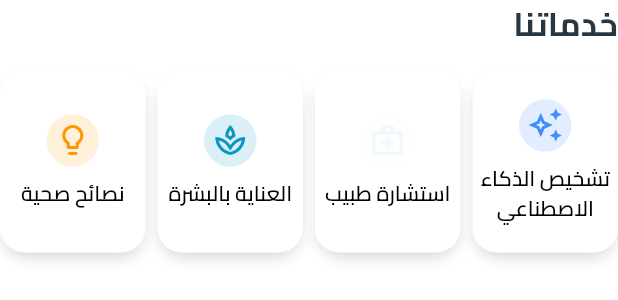
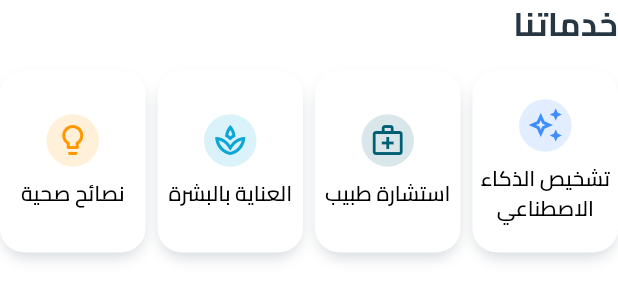
Before and after one commit to AbdulrhmanM0hamed/derma_ai, a Flutter app: the HomeFeaturesSection widget shown alone on an empty page, opened directly, on a phone screen of 412 x 824 dp. Shown: the top 300 px of the screen. Run offline on Flutter 3.47's test engine with Material 3 defaults, Android fonts, the phone set to English and light mode, and no system bars; drawn by our look-alikes of flutter_animate; our stand-ins replace another_flushbar, cached_network_image, camera, flutter_svg, image_picker, permission_handler and 1 more; missing offline and left inert: circle_bottom_navigation; network calls fail.

Commit message:
change color

```diff
--- a/lib/features/home/presentation/widgets/home_features_section.dart
+++ b/lib/features/home/presentation/widgets/home_features_section.dart
@@ -30,7 +30,7 @@ class HomeFeaturesSection extends StatelessWidget {
       {
         'title': AppLocalizations.of(context)!.doctorConsultation,
         'icon': Icons.medical_services_outlined,
-        'color': AppColors.secondary,
+        'color': AppColors.third,
         'onTap': () {
            Navigator.push(context, MaterialPageRoute(builder: (context) => const DoctorSearchAndBrowse()));
         },
@@ -38,7 +38,7 @@ class HomeFeaturesSection extends StatelessWidget {
       {
         'title': AppLocalizations.of(context)!.skinCare,
         'icon': Icons.spa_outlined,
-        'color': AppColors.tertiary,
+        'color': const Color.fromARGB(255, 11, 167, 214),
         'onTap': () {
           Navigator.push(context, MaterialPageRoute(builder: (context) => const SkinCarePage()));
         },
```
Also changed, not shown: lib/features/auth/presentation/pages/register_page.dart (+15 -3 lines).
